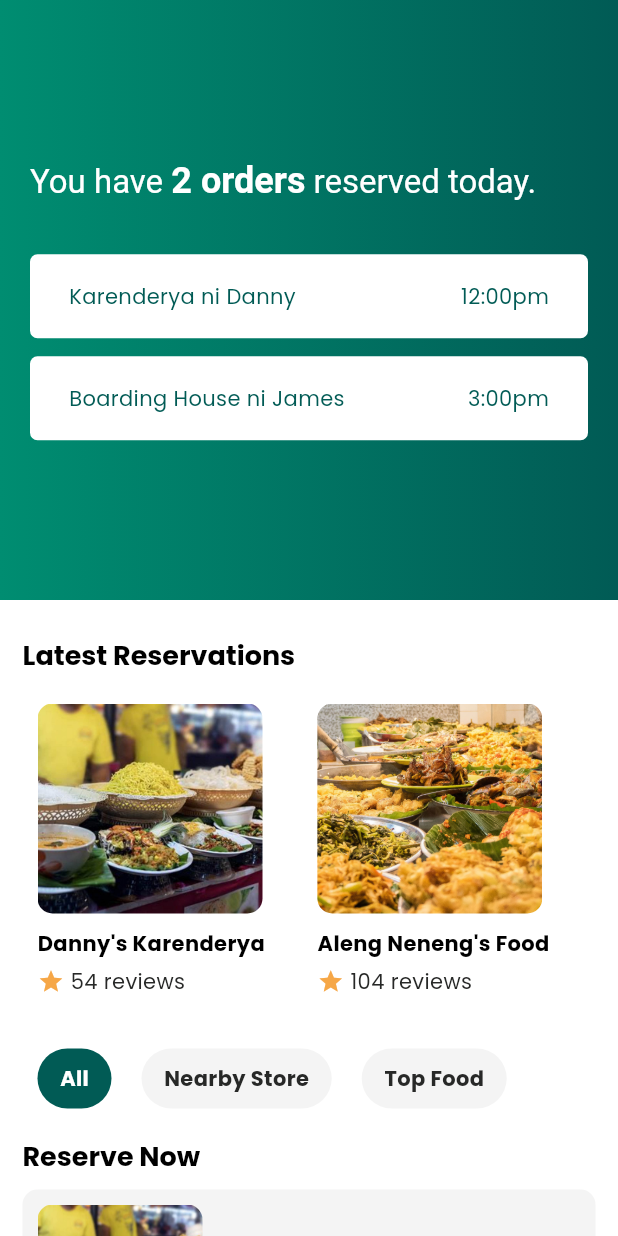
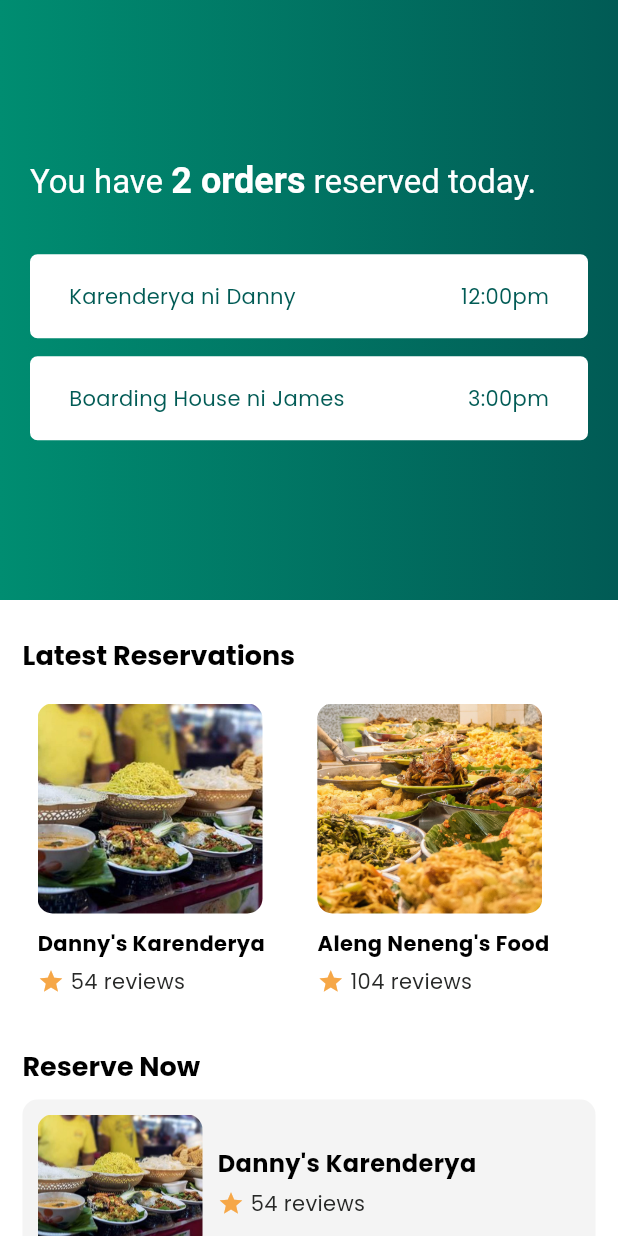
Before and after one commit to Dioooooooooooooooo/Tomnam_Client, a Flutter app: the HomePage screen opened by its route, on a phone screen of 412 x 824 dp. Run offline on Flutter 3.47's test engine with Material 3 defaults, Android fonts, the phone set to English and light mode, and no system bars; our stand-ins replace logger, shared_preferences; accounts and stored records are empty.

Commit message:
home page all goods

```diff
--- a/tomnam/lib/features/home/screens/home_page.dart
+++ b/tomnam/lib/features/home/screens/home_page.dart
@@ -72,19 +72,6 @@ class _HomePageState extends State<HomePage> {
                     reviews: reviews,
                   ),
                   const SizedBox(height: 20),
-                  CustomTabBar(
-                    tabs: tabs,
-                    selectedTabIndex: selectedTabIndex,
-                    onTabTapped: (index) {
-                      setState(() {
-                        selectedTabIndex = index;
-                      });
-                    },
-                  ),
-                  const SizedBox(height: 20),
-
-                  // Conditional rendering based on selected tab
-                  if (selectedTabIndex == 0) ...[
                   const HeadlineText(
                     text: "Reserve Now",
                     size: HeadlineSize.small,
@@ -96,44 +83,6 @@ class _HomePageState extends State<HomePage> {
                     imageList: storeImageList,
                     reviews: reviews,
                   ),
-                    const SizedBox(height: 20),
-                    const Text(
-                      "Featured Foods",
-                      style:
-                          TextStyle(fontSize: 18, fontWeight: FontWeight.bold),
-                    ),
-                    const SizedBox(height: 10),
-                    FoodList(
-                      productTitles: productTitles,
-                      imageList: foodImageList,
-                      prices: prices,
-                    ),
-                  ] else if (selectedTabIndex == 1) ...[
-                    const Text(
-                      "Nearby Stores",
-                      style:
-                          TextStyle(fontSize: 18, fontWeight: FontWeight.bold),
-                    ),
-                    const SizedBox(height: 10),
-                    StoreListVertical(
-                      stores: stores,
-                      imageList: storeImageList,
-                      reviews: reviews,
-                    ),
-                  ] else if (selectedTabIndex == 2) ...[
-                    const Text(
-                      "Featured Foods",
-                      style:
-                          TextStyle(fontSize: 18, fontWeight: FontWeight.bold),
-                    ),
-                    const SizedBox(height: 10),
-                    FoodList(
-                      productTitles: productTitles,
-                      imageList: foodImageList,
-                      prices: prices,
-                      isVertical: true,
-                    ),
-                  ],
                 ],
               ),
             ),
```
Lines whose indentation alone changed are shown as unchanged.
